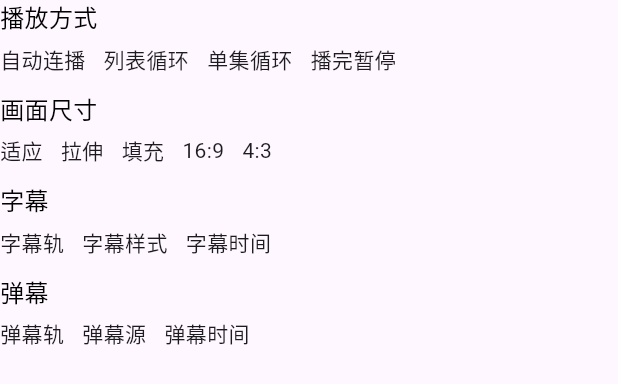
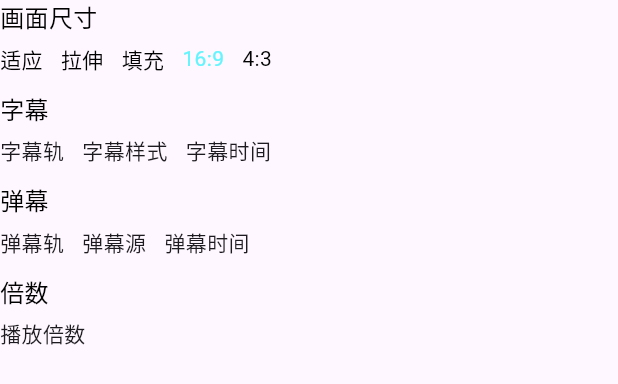
Before and after one commit to liangchj/source_player, a Flutter app: the PlayerSettingUI widget shown alone on an empty page, opened directly, on a phone screen of 412 x 824 dp. Shown: the top 384 px of the screen. Run offline on Flutter 3.47's test engine with Material 3 defaults, Android fonts, the phone set to English and light mode, and no system bars; our stand-ins replace audio_video_progress_bar, connectivity_plus, dio, extended_nested_scroll_view, flutter_spinkit, get and 4 more; missing offline and left inert: flutter_dynamic_api, flutter_volume_controller, media_kit, media_kit_video, screen_brightness, scrollview_observer; accounts and stored records are empty.

Commit message:
播放器ui控制

```diff
--- a/lib/player/controller/player_controller.dart
+++ b/lib/player/controller/player_controller.dart
@@ -86,13 +86,14 @@ class PlayerController extends GetxController {
         priority: 2,
         child: IconButton(
           padding: const EdgeInsets.symmetric(horizontal: 0),
+          color: WidgetStyleCommons.iconColor,
           onPressed: () => {},
           icon: IconCommons.nextPlayIcon,
         ),
       ),
       PlayerBottomUIItemModel(
         type: ControlType.sendDanmaku,
-        fixedWidth: PlayerCommons.bottomBtnSize,
+        fixedWidth: 76,
         priority: 5,
         child: TextButton(onPressed: () {}, child: Text("发送弹幕")),
       ),
@@ -100,21 +101,14 @@ class PlayerController extends GetxController {
         type: ControlType.danmaku,
         fixedWidth: PlayerCommons.bottomBtnSize,
         priority: 6,
-        child: IconButton(
+        child: Obx(() => IconButton(
           padding: const EdgeInsets.symmetric(horizontal: 0),
-          onPressed: () => {},
-          icon: IconCommons.danmakuBottomOpen,
-        ),
-      ),
-      PlayerBottomUIItemModel(
-        type: ControlType.danmakuSetting,
-        fixedWidth: PlayerCommons.bottomBtnSize,
-        priority: 7,
-        child: IconButton(
-          padding: const EdgeInsets.symmetric(horizontal: 0),
-          onPressed: () => {},
-          icon: IconCommons.danmakuSetting,
-        ),
+          color: playerState.openDanmaku.value ? WidgetStyleCommons.mainColor : WidgetStyleCommons.iconColor,
+          onPressed: () => {
+            playerState.openDanmaku(!playerState.openDanmaku.value)
+          },
+          icon: playerState.openDanmaku.value ? IconCommons.danmakuOpen : IconCommons.danmakuClose,
+        )),
       ),
       PlayerBottomUIItemModel(
         type: ControlType.chapter,
@@ -122,6 +116,7 @@ class PlayerController extends GetxController {
         priority: 4,
         child: IconButton(
           padding: const EdgeInsets.symmetric(horizontal: 0),
+          color: WidgetStyleCommons.iconColor,
           onPressed: () => {},
           icon: Icon(Icons.list),
         ),
@@ -133,10 +128,10 @@ class PlayerController extends GetxController {
         child: TextButton(
           onPressed: () =>
               showUIByKeyList([PlayerUIKeyEnum.speedSettingUI.name]),
-          child: Text(
+          child: Obx(() => Text(
             "${playerState.playSpeed.value}x",
             style: TextStyle(color: PlayerCommons.textColor),
-          ),
+          )),
         ),
       ),
       PlayerBottomUIItemModel(
@@ -146,6 +141,8 @@ class PlayerController extends GetxController {
         child: Obx(
           () => playerState.isFullscreen.value
               ? IconButton(
+                  padding: const EdgeInsets.symmetric(horizontal: 0),
+                  color: WidgetStyleCommons.iconColor,
                   onPressed: () {
                     fullscreenUtils.toggleFullscreen();
                   },
--- a/lib/player/player_view.dart
+++ b/lib/player/player_view.dart
@@ -86,7 +86,7 @@ class FullscreenPlayerPage extends StatelessWidget {
             final sortControls = controller.fullscreenBottomUIItemList.toList()..sort((a, b) => a.priority.compareTo(b.priority));
             double currentWidth = 0.0;
             for (final control in sortControls) {
-              final needWidth = currentWidth + control.fixedWidth + 16;
+              final needWidth = currentWidth + control.fixedWidth;
               if (needWidth <= availableWidth) {
                 control.visible(true);
                 currentWidth = needWidth;
--- a/lib/player/state/player_state.dart
+++ b/lib/player/state/player_state.dart
@@ -8,7 +8,7 @@ class PlayerState {
   final playerWidgetKey = GlobalKey();
 
   // 视频播放比例
-  var playerAspectRatio = (16 / 9.0).obs;
+  var aspectRatio = (16 / 9.0).obs;
 
   // 视频本身的比例
   var videoAspectRatio = 1.0.obs;
@@ -73,6 +73,15 @@ class PlayerState {
 
 
 
+  Map<String, double?> aspectRatioMap = {
+    "适应": null,
+    "拉伸": 1.0,
+    "填充": 1.0,
+    "16:9": 16/9.0,
+    "4:3": 4/3.0,
+  };
+
+  var openDanmaku = false.obs;
 
   String playUrl = "asset://assets/video/test.mp4";
 
--- a/lib/player/ui/player_setting_ui.dart
+++ b/lib/player/ui/player_setting_ui.dart
@@ -1,12 +1,15 @@
-
 import 'dart:ui';
 
 import 'package:flutter/material.dart';
 import 'package:get/get.dart';
+import 'package:source_player/player/ui/player_speed_ui.dart';
 
 import '../../commons/widget_style_commons.dart';
 import '../commons/player_commons.dart';
 import '../controller/player_controller.dart';
+import '../enums/player_ui_key_enum.dart';
+import '../models/buttom_ui_control_item_model.dart';
+import '../utils/bottom_sheet_utils.dart';
 
 class PlayerSettingUI extends StatefulWidget {
   const PlayerSettingUI({super.key, this.bottomSheet = false});
@@ -19,55 +22,17 @@ class PlayerSettingUI extends StatefulWidget {
 class _PlayerSettingUIState extends State<PlayerSettingUI> {
   late PlayerController controller;
 
-  List<Widget> playTypeList = [
+
+  List<Widget> aspectRatioList = [
+  ];
+
+  List<Widget> chapterList = [
     InkWell(
       onTap: () {
-          print("自动连播");
+        print("章节列表");
       },
-        child: Text("自动连播")),
-    InkWell(
-        onTap: () {
-          print("列表循环");
-        },
-        child: Text("列表循环")),
-    InkWell(
-        onTap: () {
-          print("单集循环");
-        },
-        child: Text("单集循环")),
-    InkWell(
-        onTap: () {
-          print("播完暂停");
-        },
-        child: Text("播完暂停")),
-  ];
-
-  List<Widget> screenSizeList = [
-    InkWell(
-        onTap: () {
-          print("适应");
-        },
-        child: Text("适应")),
-    InkWell(
-        onTap: () {
-          print("拉伸");
-        },
-        child: Text("拉伸")),
-    InkWell(
-        onTap: () {
-          print("填充");
-        },
-        child: Text("填充")),
-    InkWell(
-        onTap: () {
-          print("16:9");
-        },
-        child: Text("16:9")),
-    InkWell(
-        onTap: () {
-          print("4:3");
-        },
-        child: Text("4:3")),
+      child: Text("章节列表"),
+    ),
   ];
 
   List<Widget> subtitleList = [
@@ -75,46 +40,85 @@ class _PlayerSettingUIState extends State<PlayerSettingUI> {
       onTap: () {
         print("字幕轨");
       },
-        child: Text("字幕轨")),
+      child: Text("字幕轨"),
+    ),
     InkWell(
       onTap: () {
         print("字幕样式");
       },
-        child: Text("字幕样式")),
+      child: Text("字幕样式"),
+    ),
     InkWell(
       onTap: () {
         print("字幕时间");
       },
-        child: Text("字幕时间")),
+      child: Text("字幕时间"),
+    ),
   ];
   List<Widget> danmakuList = [
     InkWell(
       onTap: () {
         print("弹幕轨");
       },
-        child: Text("弹幕轨")),
+      child: Text("弹幕轨"),
+    ),
     InkWell(
       onTap: () {
         print("弹幕源");
       },
-        child: Text("弹幕源")),
+      child: Text("弹幕源"),
+    ),
     InkWell(
       onTap: () {
         print("弹幕时间");
       },
-        child: Text("弹幕时间")),
+      child: Text("弹幕时间"),
+    ),
   ];
+
+  List<Widget> speedList = [];
 
   @override
   void initState() {
     controller = Get.find<PlayerController>();
+    controller.playerState.aspectRatioMap.forEach((key, value) {
+      aspectRatioList.add(
+        Obx(() => InkWell(
+          onTap: () {
+            controller.playerState.aspectRatio(value);
+          },
+          child: Text(key, style: TextStyle(color: value == controller.playerState.aspectRatio.value ? WidgetStyleCommons.mainColor : (
+              controller.playerState.isFullscreen.value ?
+              PlayerCommons.textColor : Colors.black))),
+        )),
+      );
+    });
+
+    speedList.add(
+      InkWell(
+        onTap: () {
+          Get.closeAllBottomSheets();
+          if (controller.playerState.isFullscreen.value) {
+            controller.showUIByKeyList([PlayerUIKeyEnum.speedSettingUI.name]);
+          } else {
+            BottomSheetUtils.openBottomSheet(
+              PlayerSpeedUI(
+                bottomSheet: true,
+              ),
+            );
+          }
+        },
+        child: Text("播放倍数"),
+      ),
+    );
     super.initState();
   }
 
   @override
   Widget build(BuildContext context) {
     double screenWidth = MediaQuery.of(context).size.width;
-    return controller.playerState.isFullscreen.value && !widget.bottomSheet ? Container(
+    return controller.playerState.isFullscreen.value && !widget.bottomSheet
+        ? Container(
             width: PlayerCommons.settingUIDefaultWidth.clamp(
               screenWidth * 0.3,
               screenWidth * 0.8,
@@ -124,35 +128,73 @@ class _PlayerSettingUIState extends State<PlayerSettingUI> {
             padding: EdgeInsets.all(WidgetStyleCommons.safeSpace),
             child: ListView(
               children: [
-          _settingItem("播放方式", playTypeList),
-          _settingItem("画面尺寸", screenSizeList),
+                _settingItem("画面尺寸", aspectRatioList),
+                _createChapter(),
                 _settingItem("字幕", subtitleList),
-          _settingItem("弹幕", danmakuList),
+                _createDanmaku(),
+                _settingItem("倍数", speedList),
               ],
             ),
-    ) : ListView(
+          )
+        : ListView(
             children: [
-        _settingItem("播放方式", playTypeList),
-        _settingItem("画面尺寸", screenSizeList),
+              _settingItem("画面尺寸", aspectRatioList),
+              _createChapter(),
               _settingItem("字幕", subtitleList),
-        _settingItem("弹幕", danmakuList),
+              _createDanmaku(),
+              _settingItem("倍数", speedList),
             ],
           );
+  }
+
+  Widget _createChapter() {
+    return Obx(() {
+      if (!controller.playerState.isFullscreen.value) {
+        return Container();
+      }
+      var chapter = controller.fullscreenBottomUIItemList.firstWhereOrNull(
+        (item) => item.type == ControlType.chapter,
+      );
+      if (chapter == null || chapter.visible.value) {
+        return Container();
+      }
+      return _settingItem("章节信息", chapterList);
+    });
+  }
+
+  Widget _createDanmaku() {
+    return Obx(() {
+      var sendDanmaku = controller.fullscreenBottomUIItemList.firstWhereOrNull(
+        (item) => item.type == ControlType.sendDanmaku,
+      );
+      if (sendDanmaku == null || sendDanmaku.visible.value) {
+        return _settingItem("弹幕", danmakuList);
+      }
+      return _settingItem("弹幕", [
+        InkWell(
+          onTap: () {
+            print("发送弹幕");
+          },
+          child: Text("发送弹幕"),
+        ),
+        ...danmakuList,
+      ]);
+    });
   }
 
   Widget _settingItem(String text, List<Widget> childrenList) {
     return Padding(
       padding: EdgeInsets.only(bottom: WidgetStyleCommons.safeSpace),
       child: Column(
-          crossAxisAlignment: CrossAxisAlignment. start,
+        crossAxisAlignment: CrossAxisAlignment.start,
         children: [
-            Padding(padding: EdgeInsets.only(bottom: WidgetStyleCommons.safeSpace / 2), child: _createTitle(text),),
+          Padding(
+            padding: EdgeInsets.only(bottom: WidgetStyleCommons.safeSpace / 2),
+            child: _createTitle(text),
+          ),
           ScrollConfiguration(
             behavior: ScrollConfiguration.of(context).copyWith(
-                dragDevices: {
-                  PointerDeviceKind.mouse,
-                  PointerDeviceKind.touch,
-                },
+              dragDevices: {PointerDeviceKind.mouse, PointerDeviceKind.touch},
             ),
             child: SingleChildScrollView(
               scrollDirection: Axis.horizontal,
@@ -163,7 +205,7 @@ class _PlayerSettingUIState extends State<PlayerSettingUI> {
               ),
             ),
           ),
-          ]
+        ],
       ),
     );
   }
@@ -174,17 +216,25 @@ class _PlayerSettingUIState extends State<PlayerSettingUI> {
       child: BuildTextWidget(
         text: text,
         style: TextStyle(
-              color: controller.playerState.isFullscreen.value ? PlayerCommons.textColor : Colors.black,
-              fontSize: PlayerCommons.titleTextSize),
-          edgeInsets: const EdgeInsets.all(0)),
+          color: controller.playerState.isFullscreen.value
+              ? PlayerCommons.textColor
+              : Colors.black,
+          fontSize: PlayerCommons.titleTextSize,
+        ),
+        edgeInsets: const EdgeInsets.all(0),
+      ),
     );
   }
 }
 
 /// 文本框Widget
 class BuildTextWidget extends StatelessWidget {
-  const BuildTextWidget(
-      {super.key, required this.text, this.style, this.edgeInsets});
+  const BuildTextWidget({
+    super.key,
+    required this.text,
+    this.style,
+    this.edgeInsets,
+  });
   final String text;
   final TextStyle? style;
   final EdgeInsets? edgeInsets;
--- a/lib/player/ui/player_speed_ui.dart
+++ b/lib/player/ui/player_speed_ui.dart
@@ -7,7 +7,8 @@ import 'package:source_player/player/controller/player_controller.dart';
 import '../commons/player_commons.dart';
 // 播放倍数ui
 class PlayerSpeedUI extends StatefulWidget {
-  const PlayerSpeedUI({super.key});
+  const PlayerSpeedUI({super.key, this.bottomSheet = false});
+  final bool bottomSheet;
 
   @override
   State<PlayerSpeedUI> createState() => _PlayerSpeedUIState();
@@ -48,7 +49,7 @@ class _PlayerSpeedUIState extends State<PlayerSpeedUI> {
 
   @override
   Widget build(BuildContext context) {
-    if (!controller.playerState.isFullscreen.value) {
+    if (!controller.playerState.isFullscreen.value || widget.bottomSheet) {
       return ListViewObserver(
         controller: _listObserverController,
         child: ListView.builder(
```
Also changed, not shown: lib/player/ui/player_bottom_ui.dart (+0 -33 lines), lib/player/ui/player_top_ui.dart (+15 -3 lines), lib/player/utils/bottom_sheet_utils.dart (added, +47 -0 lines). Lines whose indentation alone changed are shown as unchanged.
